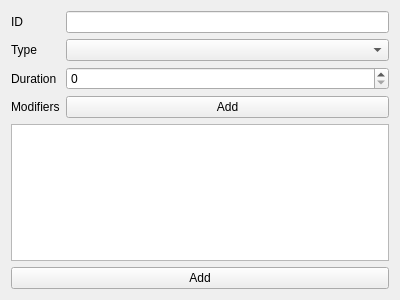
Above: src/ui/forms/effectseditorwidget.ui from Isangeles/DragonCreator before the change. Below: the same form after it.
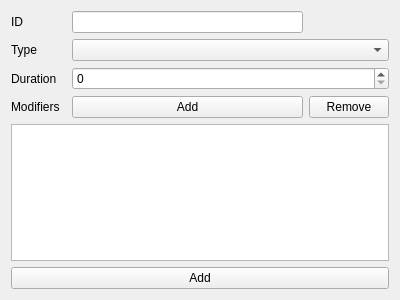
That is the form after the change.

```diff
--- a/src/ui/forms/effectseditorwidget.ui
+++ b/src/ui/forms/effectseditorwidget.ui
@@ -21,6 +21,23 @@
      </property>
     </widget>
    </item>
+   <item row="3" column="2">
+    <widget class="QPushButton" name="modifierAddB">
+     <property name="text">
+      <string>Add</string>
+     </property>
+    </widget>
+   </item>
+   <item row="1" column="2" colspan="2">
+    <widget class="QComboBox" name="typeCombo"/>
+   </item>
+   <item row="3" column="0">
+    <widget class="QLabel" name="modifiersLabel">
+     <property name="text">
+      <string>Modifiers</string>
+     </property>
+    </widget>
+   </item>
    <item row="1" column="0">
     <widget class="QLabel" name="typeLabel">
      <property name="text">
@@ -28,6 +45,20 @@
      </property>
     </widget>
    </item>
+   <item row="5" column="0" colspan="4">
+    <widget class="QPushButton" name="addB">
+     <property name="text">
+      <string>Add</string>
+     </property>
+    </widget>
+   </item>
+   <item row="3" column="3">
+    <widget class="QPushButton" name="modifierRemoveB">
+     <property name="text">
+      <string>Remove</string>
+     </property>
+    </widget>
+   </item>
    <item row="2" column="0">
     <widget class="QLabel" name="durationLabel">
      <property name="text">
@@ -35,38 +66,14 @@
      </property>
     </widget>
    </item>
-   <item row="0" column="1">
-    <widget class="QLineEdit" name="idEdit"/>
-   </item>
-   <item row="4" column="0" colspan="2">
-    <widget class="QListView" name="listView"/>
-   </item>
-   <item row="3" column="0">
-    <widget class="QLabel" name="mofifiersLabel">
-     <property name="text">
-      <string>Modifiers</string>
-     </property>
-    </widget>
-   </item>
-   <item row="3" column="1">
-    <widget class="QPushButton" name="modfierAddB">
-     <property name="text">
-      <string>Add</string>
-     </property>
-    </widget>
-   </item>
-   <item row="2" column="1">
+   <item row="2" column="2" colspan="2">
     <widget class="QSpinBox" name="durationEdit"/>
    </item>
-   <item row="1" column="1">
-    <widget class="QComboBox" name="typeCombo"/>
+   <item row="0" column="2">
+    <widget class="QLineEdit" name="idEdit"/>
    </item>
-   <item row="5" column="0" colspan="2">
-    <widget class="QPushButton" name="addB">
-     <property name="text">
-      <string>Add</string>
-     </property>
-    </widget>
+   <item row="4" column="0" colspan="4">
+    <widget class="QListWidget" name="modifiersList"/>
    </item>
   </layout>
  </widget>
```
